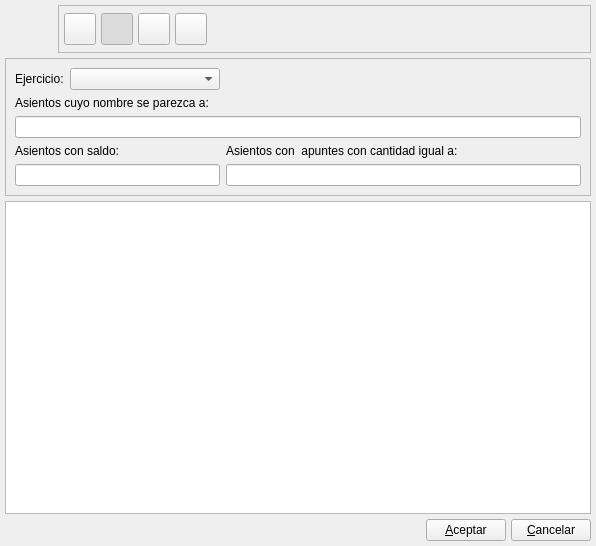
Before: the Qt Designer form bulmages/bulmacont/src/contabilidad/asientolistbase.ui in eboladev/Bulmages-1, drawn with Qt 5.
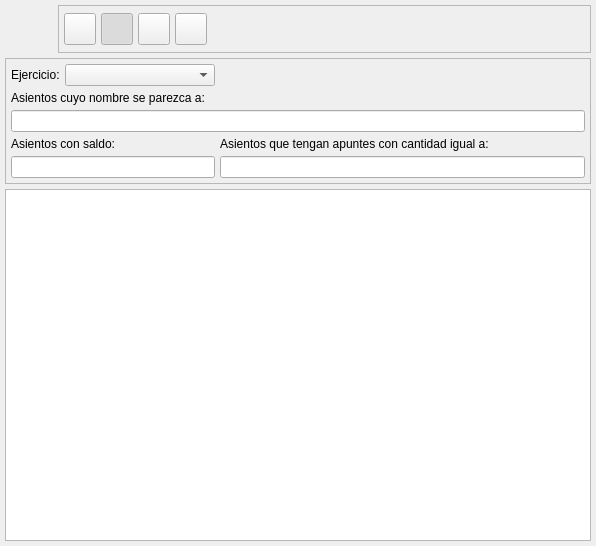
After: the same form once the commit is applied. Icons and pictures are not drawn. Custom widgets are drawn as their Qt base class.

Commit message: Mejoras en la ventana de formas de pago.

Patch:
```diff
--- a/bulmages/bulmacont/src/contabilidad/asientolistbase.ui
+++ b/bulmages/bulmacont/src/contabilidad/asientolistbase.ui
@@ -252,10 +252,10 @@
      </property>
      <layout class="QGridLayout" >
       <property name="margin" >
-       <number>9</number>
+       <number>5</number>
       </property>
       <property name="spacing" >
-       <number>6</number>
+       <number>5</number>
       </property>
       <item row="0" column="2" >
        <spacer>
@@ -293,7 +293,7 @@
       <item row="3" column="2" >
        <widget class="QLabel" name="TextLabel2_2_2" >
         <property name="text" >
-         <string>Asientos con  apuntes con cantidad igual a:</string>
+         <string>Asientos que tengan apuntes con cantidad igual a:</string>
         </property>
        </widget>
       </item>
@@ -327,43 +327,6 @@
      </property>
     </widget>
    </item>
-   <item>
-    <layout class="QHBoxLayout" >
-     <property name="margin" >
-      <number>0</number>
-     </property>
-     <property name="spacing" >
-      <number>5</number>
-     </property>
-     <item>
-      <spacer>
-       <property name="orientation" >
-        <enum>Qt::Horizontal</enum>
-       </property>
-       <property name="sizeHint" >
-        <size>
-         <width>40</width>
-         <height>20</height>
-        </size>
-       </property>
-      </spacer>
-     </item>
-     <item>
-      <widget class="QPushButton" name="mui_aceptar" >
-       <property name="text" >
-        <string>&amp;Aceptar</string>
-       </property>
-      </widget>
-     </item>
-     <item>
-      <widget class="QPushButton" name="mui_cancelar" >
-       <property name="text" >
-        <string>&amp;Cancelar</string>
-       </property>
-      </widget>
-     </item>
-    </layout>
-   </item>
   </layout>
  </widget>
  <customwidgets>
```
The commit also changes 3 other files.
